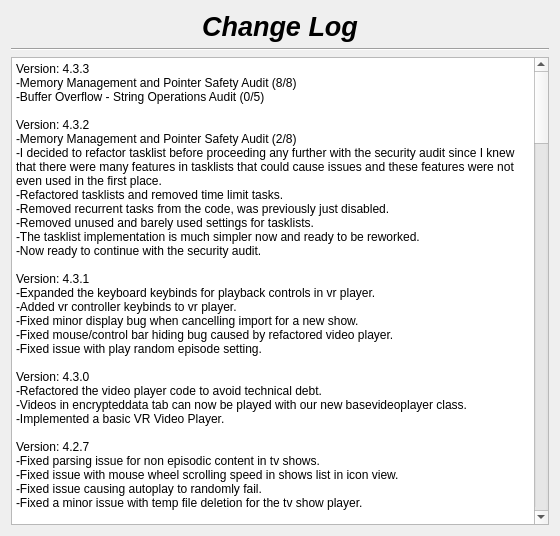
Qt form changelog.ui (therealMaPMaKeR/MMDiary) before a commit.
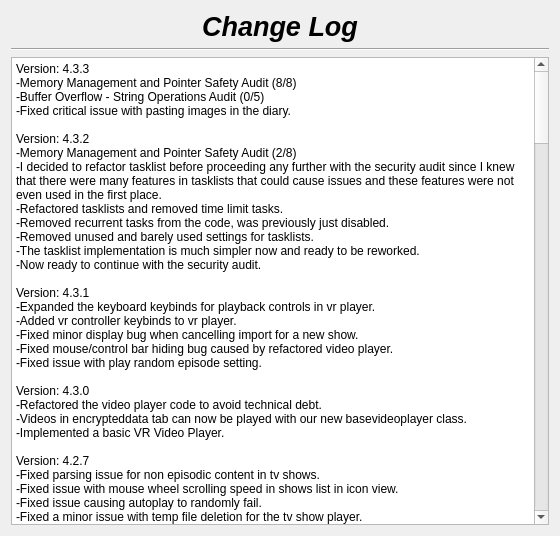
The same form after that commit.

Commit message: sec audit prompt 12

What changed in the file:
```diff
--- a/changelog.ui
+++ b/changelog.ui
@@ -56,7 +56,7 @@
 li.checked::marker { content: &quot;\2612&quot;; }
 &lt;/style&gt;&lt;/head&gt;&lt;body style=&quot; font-family:'Segoe UI'; font-size:9pt; font-weight:400; font-style:normal;&quot;&gt;
 &lt;p style=&quot; margin-top:0px; margin-bottom:0px; margin-left:0px; margin-right:0px; -qt-block-indent:0; text-indent:0px;&quot;&gt;Version: 4.3.3&lt;br /&gt;-Memory Management and Pointer Safety Audit (8/8)&lt;/p&gt;
-&lt;p style=&quot; margin-top:0px; margin-bottom:0px; margin-left:0px; margin-right:0px; -qt-block-indent:0; text-indent:0px;&quot;&gt;-Buffer Overflow - String Operations Audit (0/5)&lt;/p&gt;
+&lt;p style=&quot; margin-top:0px; margin-bottom:0px; margin-left:0px; margin-right:0px; -qt-block-indent:0; text-indent:0px;&quot;&gt;-Buffer Overflow - String Operations Audit (0/5)&lt;br /&gt;-Fixed critical issue with pasting images in the diary.&lt;/p&gt;
 &lt;p style=&quot; margin-top:0px; margin-bottom:0px; margin-left:0px; margin-right:0px; -qt-block-indent:0; text-indent:0px;&quot;&gt;&lt;br /&gt;Version: 4.3.2&lt;br /&gt;-Memory Management and Pointer Safety Audit (2/8)&lt;/p&gt;
 &lt;p style=&quot; margin-top:0px; margin-bottom:0px; margin-left:0px; margin-right:0px; -qt-block-indent:0; text-indent:0px;&quot;&gt;-I decided to refactor tasklist before proceeding any further with the security audit since I knew that there were many features in tasklists that could cause issues and these features were not even used in the first place.&lt;/p&gt;
 &lt;p style=&quot; margin-top:0px; margin-bottom:0px; margin-left:0px; margin-right:0px; -qt-block-indent:0; text-indent:0px;&quot;&gt;-Refactored tasklists and removed time limit tasks.&lt;/p&gt;
```
The commit also changes 2 other files.
